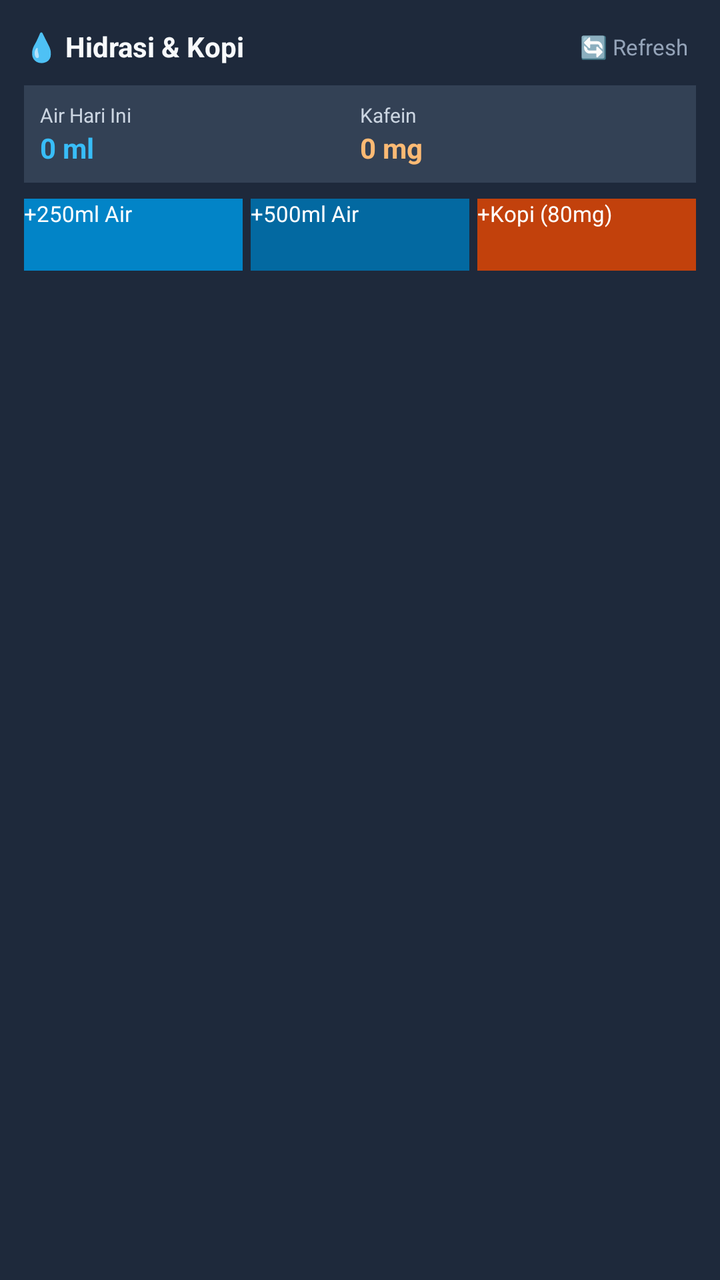
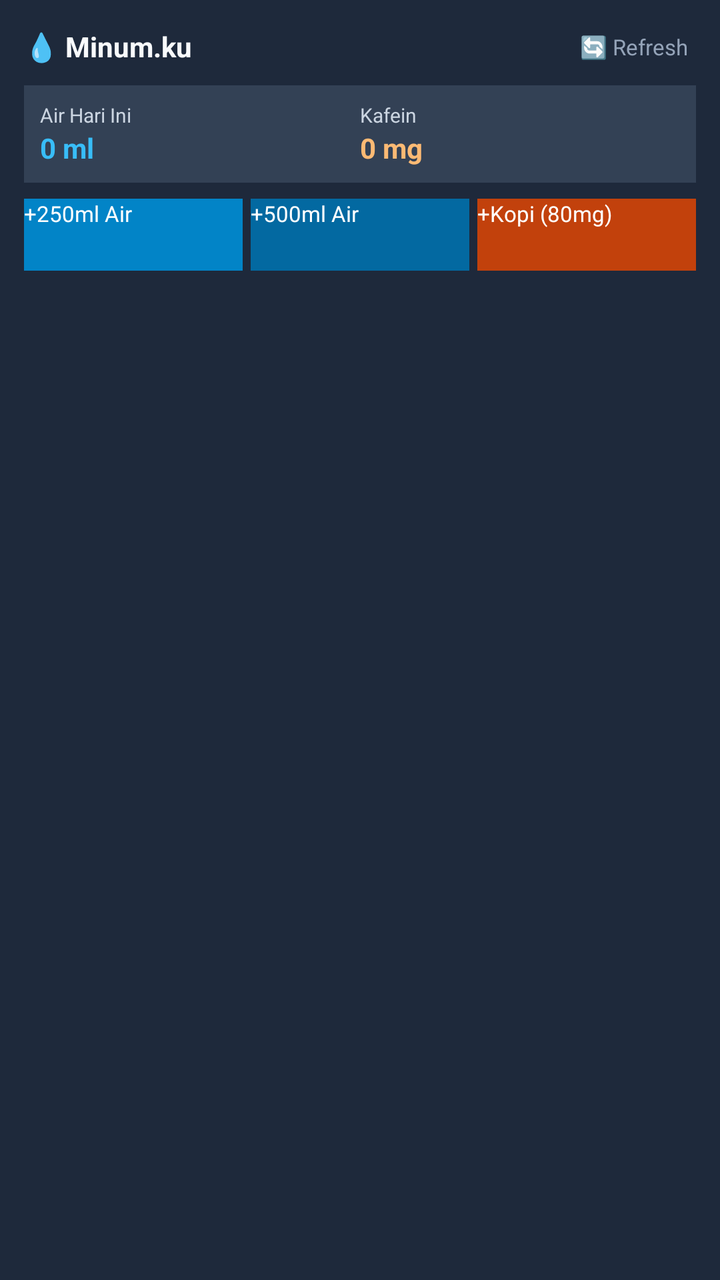

Compare the two renders of this Android layout. The source of the first and the diff that turns it into the second are given below.
<!-- AndroidManifest.xml: application theme Theme.MyApplication -->
<!-- res/layout/widget_hydration_quick_log.xml -->
<?xml version="1.0" encoding="utf-8"?>
<LinearLayout xmlns:android="http://schemas.android.com/apk/res/android"
    android:id="@+id/widget_container"
    android:layout_width="match_parent"
    android:layout_height="match_parent"
    android:background="#1E293B"
    android:orientation="vertical"
    android:padding="12dp">

    
    <LinearLayout
        android:layout_width="match_parent"
        android:layout_height="wrap_content"
        android:gravity="center_vertical"
        android:orientation="horizontal">

        <TextView
            android:layout_width="0dp"
            android:layout_height="wrap_content"
            android:layout_weight="1"
            android:text="💧 Hidrasi &amp; Kopi"
            android:textColor="#F8FAFC"
            android:textSize="14sp"
            android:textStyle="bold" />

        <TextView
            android:id="@+id/widget_btn_refresh"
            android:layout_width="wrap_content"
            android:layout_height="wrap_content"
            android:padding="4dp"
            android:text="🔄 Refresh"
            android:textColor="#94A3B8"
            android:textSize="11sp" />
    </LinearLayout>

    
    <LinearLayout
        android:layout_width="match_parent"
        android:layout_height="wrap_content"
        android:layout_marginTop="8dp"
        android:background="#334155"
        android:orientation="horizontal"
        android:padding="8dp">

        <LinearLayout
            android:layout_width="0dp"
            android:layout_height="wrap_content"
            android:layout_weight="1"
            android:orientation="vertical">

            <TextView
                android:layout_width="wrap_content"
                android:layout_height="wrap_content"
                android:text="Air Hari Ini"
                android:textColor="#CBD5E1"
                android:textSize="10sp" />

            <TextView
                android:id="@+id/widget_text_water"
                android:layout_width="wrap_content"
                android:layout_height="wrap_content"
                android:text="0 ml"
                android:textColor="#38BDF8"
                android:textSize="14sp"
                android:textStyle="bold" />
        </LinearLayout>

        <LinearLayout
            android:layout_width="0dp"
            android:layout_height="wrap_content"
            android:layout_weight="1"
            android:orientation="vertical">

            <TextView
                android:layout_width="wrap_content"
                android:layout_height="wrap_content"
                android:text="Kafein"
                android:textColor="#CBD5E1"
                android:textSize="10sp" />

            <TextView
                android:id="@+id/widget_text_caffeine"
                android:layout_width="wrap_content"
                android:layout_height="wrap_content"
                android:text="0 mg"
                android:textColor="#FDBA74"
                android:textSize="14sp"
                android:textStyle="bold" />
        </LinearLayout>
    </LinearLayout>

    
    <LinearLayout
        android:layout_width="match_parent"
        android:layout_height="wrap_content"
        android:layout_marginTop="8dp"
        android:orientation="horizontal">

        <Button
            android:id="@+id/widget_btn_water_250"
            android:layout_width="0dp"
            android:layout_height="36dp"
            android:layout_marginEnd="4dp"
            android:layout_weight="1"
            android:background="#0284C7"
            android:padding="0dp"
            android:text="+250ml Air"
            android:textColor="#FFFFFF"
            android:textSize="11sp" />

        <Button
            android:id="@+id/widget_btn_water_500"
            android:layout_width="0dp"
            android:layout_height="36dp"
            android:layout_marginEnd="4dp"
            android:layout_weight="1"
            android:background="#0369A1"
            android:padding="0dp"
            android:text="+500ml Air"
            android:textColor="#FFFFFF"
            android:textSize="11sp" />

        <Button
            android:id="@+id/widget_btn_coffee"
            android:layout_width="0dp"
            android:layout_height="36dp"
            android:layout_weight="1"
            android:background="#C2410C"
            android:padding="0dp"
            android:text="+Kopi (80mg)"
            android:textColor="#FFFFFF"
            android:textSize="11sp" />
    </LinearLayout>

</LinearLayout>
<!-- resources referenced by this layout -->
<resources>
  <style name="Theme.MyApplication" parent="android:Theme.DeviceDefault.NoActionBar" />
</resources>

<!-- the commit's change to res/layout/widget_hydration_quick_log.xml (unified diff, before → after) -->
@@ -18,7 +18,7 @@
             android:layout_width="0dp"
             android:layout_height="wrap_content"
             android:layout_weight="1"
-            android:text="💧 Hidrasi &amp; Kopi"
+            android:text="💧 Minum.ku"
             android:textColor="#F8FAFC"
             android:textSize="14sp"
             android:textStyle="bold" />
